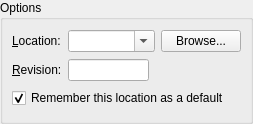
First picture: the form in ui/merge.ui, repository breezy-team/qbrz, before the edit.
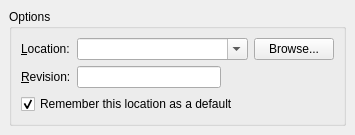
Second picture: the form after the edit.

```diff
--- a/ui/merge.ui
+++ b/ui/merge.ui
@@ -5,13 +5,13 @@
    <rect>
     <x>0</x>
     <y>0</y>
-    <width>253</width>
-    <height>124</height>
+    <width>355</width>
+    <height>133</height>
    </rect>
   </property>
   <layout class="QVBoxLayout" name="verticalLayout" >
    <property name="margin" >
-    <number>0</number>
+    <number>9</number>
    </property>
    <item>
     <widget class="QGroupBox" name="groupBox" >
```
Left out of the diff: 3 changed lines with no effect on the pictures.
